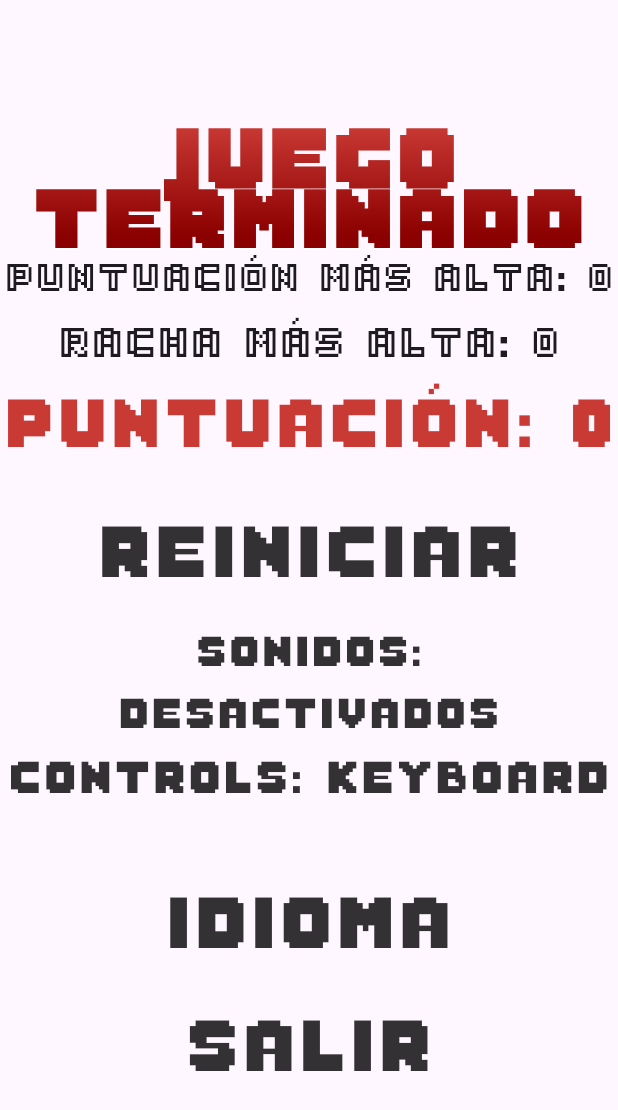
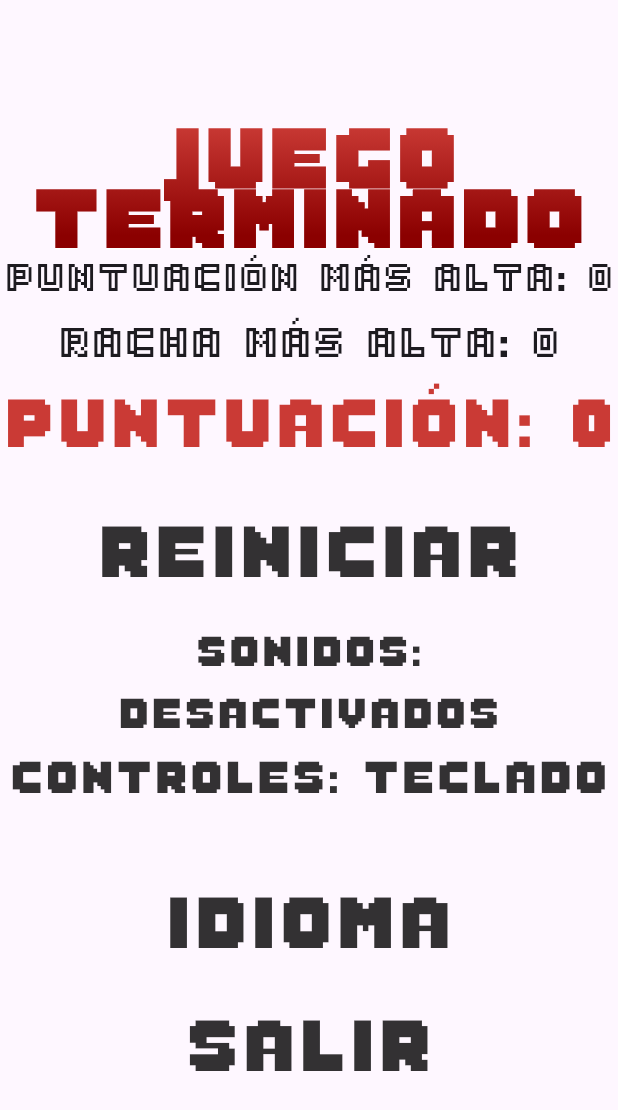
Before and after one commit to toseefkhan403/brick_breaker_reverse, a Flutter app: the GameOverOverlay widget shown alone on an empty page, opened directly with empty values, after a tap on "Sounds: On", after a tap on "Controls: Mouse", after a tap on "Language", on a phone screen of 412 x 824 dp. Shown: the top 1110 px of the screen. Run offline on Flutter 3.47's test engine with Material 3 defaults, Android fonts, the phone set to English and light mode, and no system bars; drawn by our look-alikes of auto_size_text, toastification; our stand-ins replace animated_text_kit, shared_preferences; missing offline and left inert: flame, flame_audio, flame_tiled; accounts and stored records are empty; generated files the repository leaves out were written again.

Commit message:
refactor: add localization for controls in game over overlay

```diff
--- a/lib/overlays/game_over_overlay.dart
+++ b/lib/overlays/game_over_overlay.dart
@@ -106,8 +106,8 @@ class _GameOverOverlayState extends State<GameOverOverlay> {
               }),
               textButton(
                   widget.game.isMouseControl
-                      ? 'Controls: Mouse'
-                      : 'Controls: Keyboard',
+                      ? local.controlsMouse
+                      : local.controlsKeyboard,
                   context, () {
                 playClickSound(widget.game);
                 widget.game.isMouseControl = !widget.game.isMouseControl;
```
